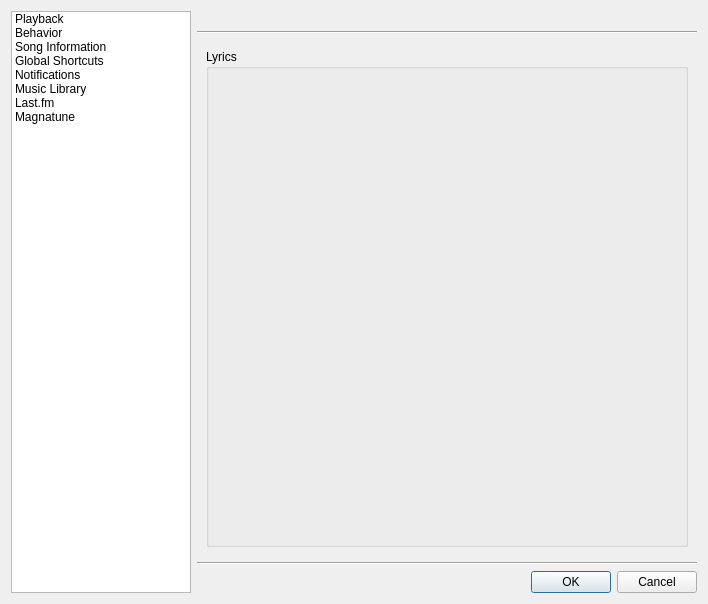
clementine-player/Clementine, file src/ui/settingsdialog.ui: the form before one commit.
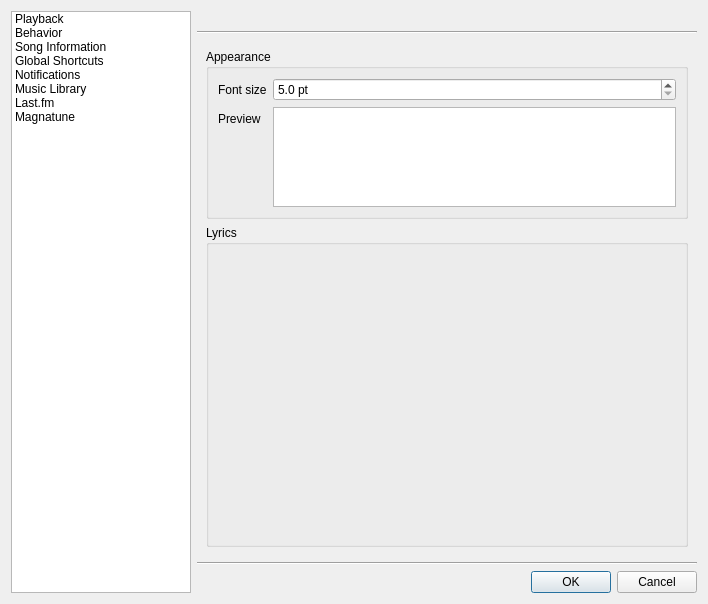
The form after the commit. The open tabs and pages were chosen to show the change. Icons and pictures are not drawn. Custom widgets are drawn as their Qt base class.

Commit message: Make it possible to change the font size of the song/artist info views.

Diff of the .ui file:
```diff
--- a/src/ui/settingsdialog.ui
+++ b/src/ui/settingsdialog.ui
@@ -478,7 +478,68 @@
         </layout>
        </widget>
        <widget class="QWidget" name="song_info_page">
-        <layout class="QVBoxLayout" name="verticalLayout_16">
+        <layout class="QVBoxLayout" name="verticalLayout_14">
+         <item>
+          <widget class="QGroupBox" name="groupBox_5">
+           <property name="sizePolicy">
+            <sizepolicy hsizetype="Preferred" vsizetype="Maximum">
+             <horstretch>0</horstretch>
+             <verstretch>0</verstretch>
+            </sizepolicy>
+           </property>
+           <property name="title">
+            <string>Appearance</string>
+           </property>
+           <layout class="QFormLayout" name="formLayout_5">
+            <item row="0" column="0">
+             <widget class="QLabel" name="label_11">
+              <property name="text">
+               <string>Font size</string>
+              </property>
+             </widget>
+            </item>
+            <item row="0" column="1">
+             <widget class="QDoubleSpinBox" name="song_info_font_size">
+              <property name="suffix">
+               <string> pt</string>
+              </property>
+              <property name="decimals">
+               <number>1</number>
+              </property>
+              <property name="minimum">
+               <double>5.000000000000000</double>
+              </property>
+              <property name="maximum">
+               <double>50.000000000000000</double>
+              </property>
+              <property name="singleStep">
+               <double>0.500000000000000</double>
+              </property>
+             </widget>
+            </item>
+            <item row="1" column="0">
+             <widget class="QLabel" name="label_12">
+              <property name="text">
+               <string>Preview</string>
+              </property>
+             </widget>
+            </item>
+            <item row="1" column="1">
+             <widget class="QTextEdit" name="song_info_font_preview">
+              <property name="maximumSize">
+               <size>
+                <width>16777215</width>
+                <height>100</height>
+               </size>
+              </property>
+              <property name="readOnly">
+               <bool>true</bool>
+              </property>
+             </widget>
+            </item>
+           </layout>
+          </widget>
+         </item>
          <item>
           <widget class="QGroupBox" name="groupBox_6">
            <property name="sizePolicy">
```
Left out of the diff: 4 changed lines with no effect on the pictures. The commit also changes 43 other files.
